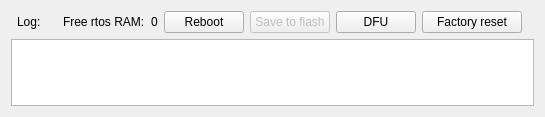
Above: res/baseclass.ui from Ultrawipf/OpenFFBoard-configurator before the change. Below: the same form after it.
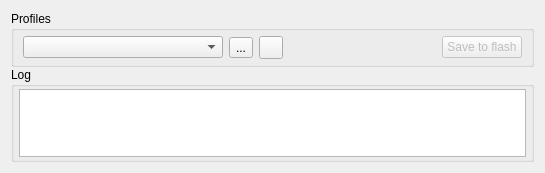
That is the form after the change. Icons and pictures are not drawn.

Commit message: Create Hardware menu. Move operation inside. Add profile manager windows. Add the connect status to the system menu.

```diff
--- a/res/baseclass.ui
+++ b/res/baseclass.ui
@@ -7,7 +7,7 @@
     <x>0</x>
     <y>0</y>
     <width>545</width>
-    <height>117</height>
+    <height>173</height>
    </rect>
   </property>
   <property name="sizePolicy">
@@ -25,28 +25,126 @@
   <property name="windowTitle">
    <string>Form</string>
   </property>
-  <layout class="QGridLayout" name="gridLayout">
+  <layout class="QVBoxLayout" name="verticalLayout_2">
+   <property name="spacing">
+    <number>0</number>
+   </property>
+   <item>
+    <widget class="QGroupBox" name="groupBox_2">
+     <property name="title">
+      <string>Profiles</string>
+     </property>
+     <layout class="QGridLayout" name="gridLayout_2">
+      <property name="topMargin">
+       <number>5</number>
+      </property>
+      <property name="bottomMargin">
+       <number>5</number>
+      </property>
    <item row="0" column="3">
+       <widget class="QToolButton" name="toolButton_save">
+        <property name="toolTip">
+         <string>Read config from Board and update selected profile</string>
+        </property>
+        <property name="text">
+         <string/>
+        </property>
+        <property name="icon">
+         <iconset>
+          <normaloff>basic_floppydisk.png</normaloff>basic_floppydisk.png</iconset>
+        </property>
+       </widget>
+      </item>
+      <item row="0" column="2">
+       <widget class="QToolButton" name="toolButton_manage">
+        <property name="toolTip">
+         <string>Open the profile manager</string>
+        </property>
+        <property name="text">
+         <string>...</string>
+        </property>
+        <property name="icon">
+         <iconset>
+          <normaloff>basic_settings.png</normaloff>basic_settings.png</iconset>
+        </property>
+        <property name="autoRaise">
+         <bool>false</bool>
+        </property>
+        <property name="arrowType">
+         <enum>Qt::NoArrow</enum>
+        </property>
+       </widget>
+      </item>
+      <item row="0" column="1">
+       <widget class="QComboBox" name="comboBox_profiles">
+        <property name="sizePolicy">
+         <sizepolicy hsizetype="Fixed" vsizetype="Fixed">
+          <horstretch>0</horstretch>
+          <verstretch>0</verstretch>
+         </sizepolicy>
+        </property>
+        <property name="minimumSize">
+         <size>
+          <width>200</width>
+          <height>0</height>
+         </size>
+        </property>
+        <property name="toolTip">
+         <string>&lt;html&gt;&lt;head/&gt;&lt;body&gt;&lt;p&gt;Changing profile update current memory settings.&lt;/p&gt;&lt;/body&gt;&lt;/html&gt;</string>
+        </property>
+        <property name="editable">
+         <bool>false</bool>
+        </property>
+       </widget>
+      </item>
+      <item row="0" column="4">
     <spacer name="horizontalSpacer">
      <property name="orientation">
       <enum>Qt::Horizontal</enum>
      </property>
      <property name="sizeHint" stdset="0">
       <size>
-       <width>122</width>
+          <width>260</width>
        <height>20</height>
       </size>
      </property>
     </spacer>
    </item>
    <item row="0" column="5">
-    <widget class="QLabel" name="label_ramUse">
+       <widget class="QPushButton" name="pushButton_save">
+        <property name="enabled">
+         <bool>false</bool>
+        </property>
      <property name="text">
-      <string>0</string>
-     </property>
-    </widget>
-   </item>
-   <item row="1" column="1" colspan="11">
+         <string>Save to flash</string>
+        </property>
+        <property name="checkable">
+         <bool>false</bool>
+        </property>
+       </widget>
+      </item>
+     </layout>
+    </widget>
+   </item>
+   <item>
+    <widget class="QGroupBox" name="groupBox">
+     <property name="title">
+      <string>Log</string>
+     </property>
+     <layout class="QVBoxLayout" name="verticalLayout">
+      <property name="leftMargin">
+       <number>5</number>
+      </property>
+      <property name="topMargin">
+       <number>2</number>
+      </property>
+      <property name="rightMargin">
+       <number>5</number>
+      </property>
+      <property name="bottomMargin">
+       <number>2</number>
+      </property>
+      <item>
     <widget class="QTextEdit" name="logBox_1">
      <property name="sizePolicy">
       <sizepolicy hsizetype="Preferred" vsizetype="Preferred">
@@ -74,58 +172,7 @@
      </property>
     </widget>
    </item>
-   <item row="0" column="6">
-    <widget class="QPushButton" name="pushButton_reboot">
-     <property name="text">
-      <string>Reboot</string>
-     </property>
-    </widget>
-   </item>
-   <item row="0" column="9">
-    <widget class="QPushButton" name="pushButton_reset">
-     <property name="minimumSize">
-      <size>
-       <width>100</width>
-       <height>0</height>
-      </size>
-     </property>
-     <property name="text">
-      <string>Factory reset</string>
-     </property>
-    </widget>
-   </item>
-   <item row="0" column="7">
-    <widget class="QPushButton" name="pushButton_save">
-     <property name="enabled">
-      <bool>false</bool>
-     </property>
-     <property name="text">
-      <string>Save to flash</string>
-     </property>
-     <property name="checkable">
-      <bool>false</bool>
-     </property>
-    </widget>
-   </item>
-   <item row="0" column="8">
-    <widget class="QPushButton" name="pushButton_dfu">
-     <property name="text">
-      <string>DFU</string>
-     </property>
-    </widget>
-   </item>
-   <item row="0" column="2">
-    <widget class="QLabel" name="label">
-     <property name="text">
-      <string>Log:</string>
-     </property>
-    </widget>
-   </item>
-   <item row="0" column="4">
-    <widget class="QLabel" name="label_2">
-     <property name="text">
-      <string>Free rtos RAM:</string>
-     </property>
+     </layout>
     </widget>
    </item>
   </layout>
```
Lines whose indentation alone changed are shown as unchanged. The commit also changes 14 other files.
